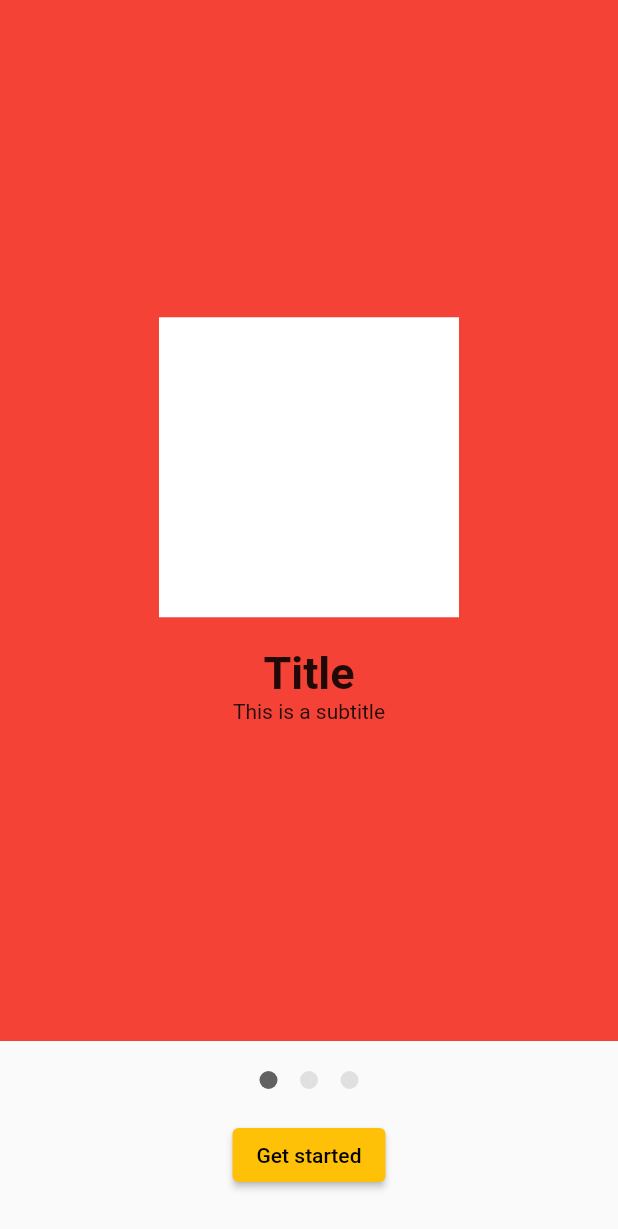
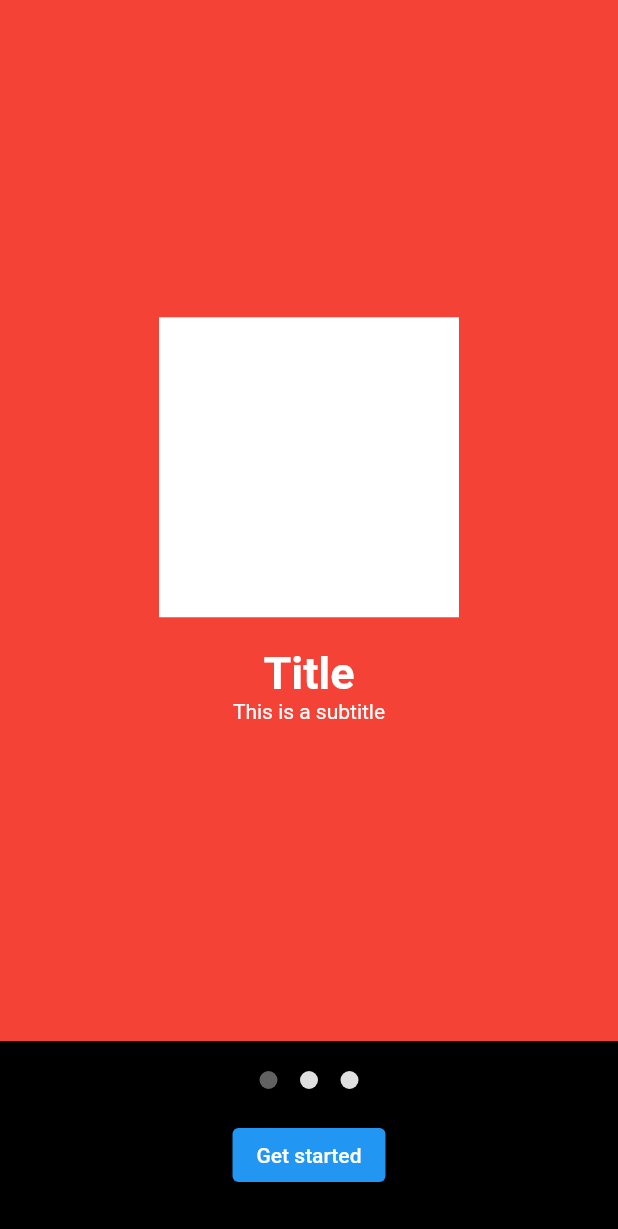
Before and after one commit to teamcodzify/flutter_course_by_codzify, a Flutter app: the screen it shows after launch, on a phone screen of 412 x 824 dp. Shown: the top 1229 px of the screen. Run offline on Flutter 3.47's test engine with Material 2 defaults, Android fonts, the phone set to English and light mode, and no system bars; our stand-ins replace firebase_auth, firebase_core; accounts and stored records are empty.

Commit message:
added toggle theme functionality

```diff
--- /dev/null
+++ b/lib/common_widgets/app_theme.dart
@@ -0,0 +1,48 @@
+import 'package:flutter/material.dart';
+
+class CustomColors {
+  static const Color lightPurple = Color(0xFFBB86FA);
+  static const Color purple = Color(0xFF6002EE);
+  static const Color deepPurple = Color(0xFF3900B1);
+  static const Color grey = Color(0xFF848484);
+  static const Color darkGrey = Color(0xFF222222);
+  static const Color black = Color(0xFF141414);
+}
+
+class AppTheme extends ChangeNotifier {
+  static bool _isDarkTheme = true;
+  ThemeMode get currentTheme => _isDarkTheme ? ThemeMode.dark : ThemeMode.light;
+
+  void toggleTheme() {
+    _isDarkTheme = !_isDarkTheme;
+    notifyListeners();
+  }
+
+  // Light theme
+  static ThemeData get lightTheme {
+    //1
+    return ThemeData(
+        //2
+        primaryColor: CustomColors.purple,
+        scaffoldBackgroundColor: Colors.white,
+        buttonTheme: ButtonThemeData(
+          // 4
+          shape:
+              RoundedRectangleBorder(borderRadius: BorderRadius.circular(18.0)),
+          buttonColor: CustomColors.lightPurple,
+        ));
+  }
+
+  // Dark theme
+  static ThemeData get darkTheme {
+    return ThemeData(
+        primaryColor: CustomColors.darkGrey,
+        scaffoldBackgroundColor: Colors.black,
+        textTheme: ThemeData.dark().textTheme,
+        buttonTheme: ButtonThemeData(
+          shape:
+              RoundedRectangleBorder(borderRadius: BorderRadius.circular(18.0)),
+          buttonColor: CustomColors.lightPurple,
+        ));
+  }
+}
--- /dev/null
+++ b/lib/common_widgets/config.dart
@@ -0,0 +1,3 @@
+import 'package:flutter_ecommerce_app/common_widgets/app_theme.dart';
+
+AppTheme currentTheme = AppTheme();
--- a/lib/main.dart
+++ b/lib/main.dart
@@ -1,23 +1,40 @@
 import 'package:firebase_core/firebase_core.dart';
 import 'package:flutter/material.dart';
+import 'package:flutter_ecommerce_app/common_widgets/app_theme.dart';
+import 'package:flutter_ecommerce_app/common_widgets/config.dart';
 import 'package:flutter_ecommerce_app/screens/splash_screen.dart';
 
 Future<void> main() async {
   WidgetsFlutterBinding.ensureInitialized();
   await Firebase.initializeApp();
+
   runApp(const MyApp());
 }
 
-class MyApp extends StatelessWidget {
+class MyApp extends StatefulWidget {
   const MyApp({Key? key}) : super(key: key);
+
+  @override
+  State<MyApp> createState() => _MyAppState();
+}
+
+class _MyAppState extends State<MyApp> {
+  @override
+  void initState() {
+    super.initState();
+    currentTheme.addListener(() {
+      //2
+      setState(() {});
+    });
+  }
 
   @override
   Widget build(BuildContext context) {
     return MaterialApp(
       title: 'Codzify Ecommerce App',
-      theme: ThemeData(
-        primarySwatch: Colors.amber,
-      ),
+      theme: AppTheme.lightTheme,
+      darkTheme: AppTheme.darkTheme,
+      themeMode: currentTheme.currentTheme,
       home: const SplashScreen(),
     );
   }
```
Also changed, not shown: lib/screens/home_page.dart (+27 -7 lines).
